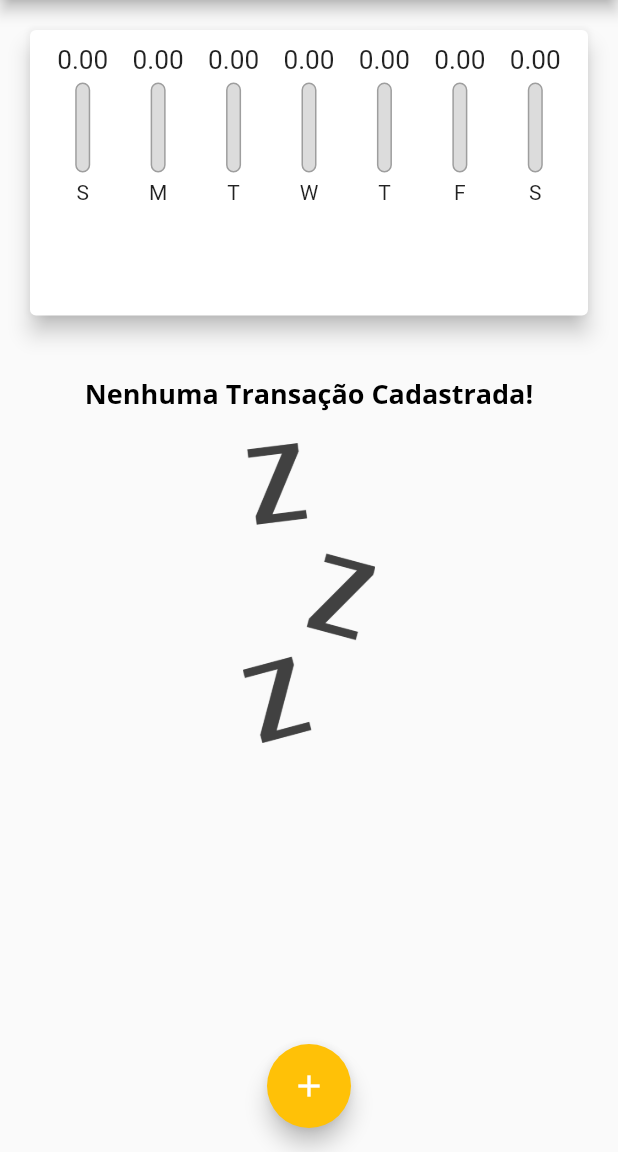
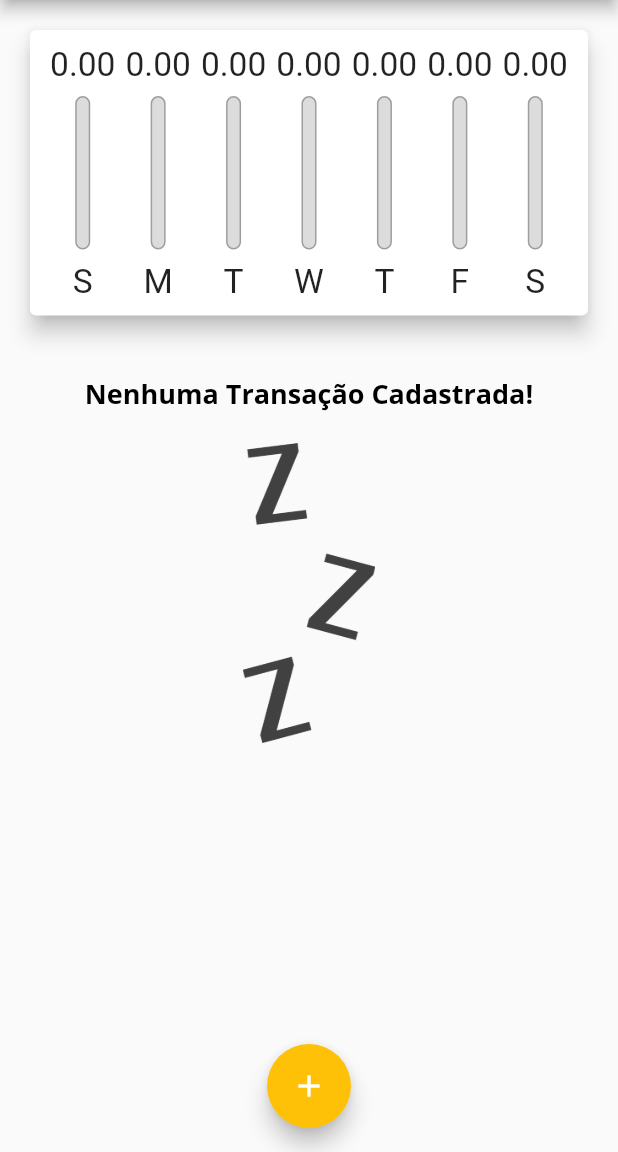
Before and after one commit to joevansanttos/expenses, a Flutter app: the screen it shows after launch, on a phone screen of 412 x 824 dp, the part 84-1236 px from its top. Run offline on Flutter 3.47's test engine with Material 2 defaults, Android fonts, the phone set to English and light mode, and no system bars.

Commit message:
add chart bar responsive with builder

```diff
--- a/lib/components/chart_bar.dart
+++ b/lib/components/chart_bar.dart
@@ -14,17 +14,19 @@ class ChartBar extends StatelessWidget {
 
   @override
   Widget build(BuildContext context) {
+    return LayoutBuilder(
+      builder: (ctx, constraints) {
         return Column(
           children: [
             SizedBox(
-          height: 20,
+              height: constraints.maxHeight * 0.15,
               child: FittedBox(
                 child: Text('${value!.toStringAsFixed(2)}'),
               ),
             ),
-        const SizedBox(height: 5),
+            SizedBox(height: constraints.maxHeight * 0.05),
             SizedBox(
-          height: 60,
+              height: constraints.maxHeight * 0.6,
               width: 10,
               child: Stack(
                 alignment: Alignment.bottomCenter,
@@ -51,9 +53,16 @@ class ChartBar extends StatelessWidget {
                 ],
               ),
             ),
-        const SizedBox(height: 5),
-        Text(label!),
+            SizedBox(height: constraints.maxHeight * 0.05),
+            Container(
+              height: constraints.maxHeight * 0.15,
+              child: FittedBox(
+                child: Text(label!),
+              ),
+            ),
           ],
+        );
+      },
     );
   }
 }
--- a/lib/main.dart
+++ b/lib/main.dart
@@ -116,11 +116,11 @@ class _MyHomePageState extends State<MyHomePage> {
           crossAxisAlignment: CrossAxisAlignment.stretch,
           children: [
             SizedBox(
-              height: availableHeight * 0.3,
+              height: availableHeight * 0.30,
               child: Chart(_recentTransactions),
             ),
             SizedBox(
-              height: availableHeight * 0.7,
+              height: availableHeight * 0.70,
               child: TransactionList(_transactions, _removeTransaction),
             ),
           ],
```
Lines whose indentation alone changed are shown as unchanged.
